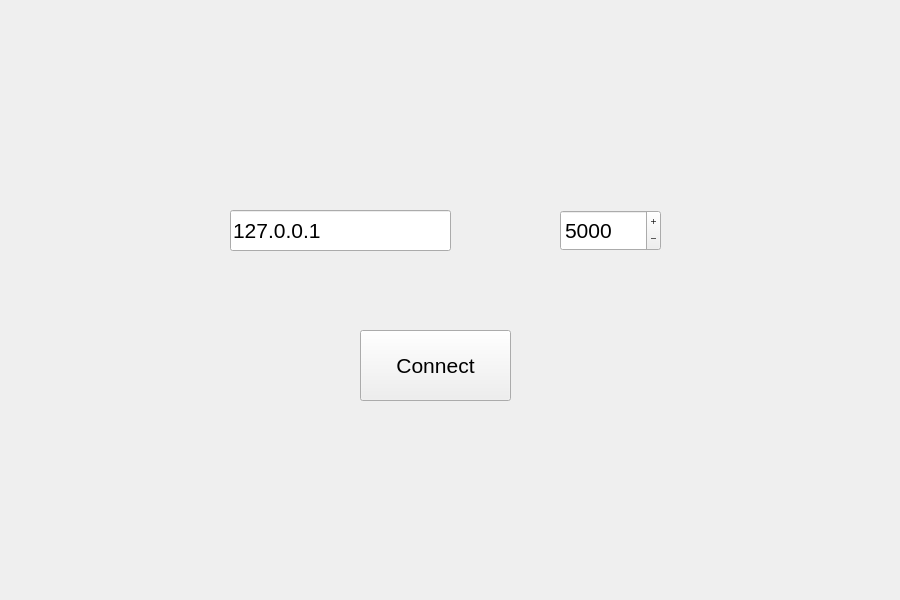
The window that src/client/ConnectWidget.ui (mikolajdlugolecki/hangman-online) describes before a commit, drawn with Qt 5.
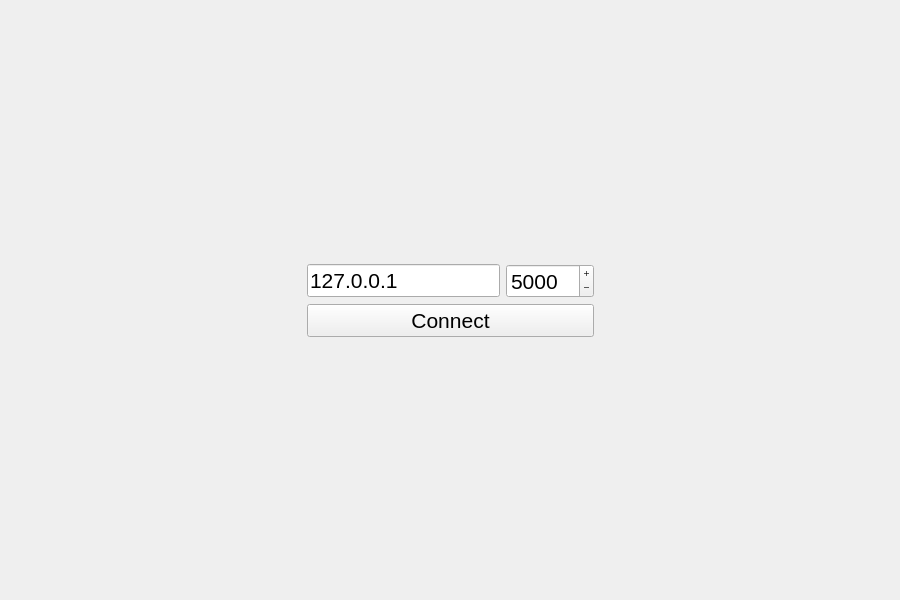
The same window after the commit.

Commit message: Make widgets adjust to window size and center it's content

Patch:
```diff
--- a/src/client/ConnectWidget.ui
+++ b/src/client/ConnectWidget.ui
@@ -13,14 +13,44 @@
   <property name="windowTitle">
    <string>Hangman</string>
   </property>
+  <layout class="QGridLayout" name="gridLayout">
+   <item row="0" column="1">
+    <spacer name="verticalSpacer">
+     <property name="orientation">
+      <enum>Qt::Vertical</enum>
+     </property>
+     <property name="sizeHint" stdset="0">
+      <size>
+       <width>20</width>
+       <height>40</height>
+      </size>
+     </property>
+    </spacer>
+   </item>
+   <item row="1" column="0">
+    <spacer name="horizontalSpacer_2">
+     <property name="orientation">
+      <enum>Qt::Horizontal</enum>
+     </property>
+     <property name="sizeHint" stdset="0">
+      <size>
+       <width>40</width>
+       <height>20</height>
+      </size>
+     </property>
+    </spacer>
+   </item>
+   <item row="1" column="1">
+    <layout class="QVBoxLayout" name="verticalLayout">
+     <item>
+      <layout class="QHBoxLayout" name="horizontalLayout">
+       <item>
   <widget class="QLineEdit" name="hostLineEdit">
-   <property name="geometry">
-    <rect>
-     <x>230</x>
-     <y>210</y>
-     <width>221</width>
-     <height>41</height>
-    </rect>
+         <property name="sizePolicy">
+          <sizepolicy hsizetype="Minimum" vsizetype="Fixed">
+           <horstretch>0</horstretch>
+           <verstretch>0</verstretch>
+          </sizepolicy>
    </property>
    <property name="font">
     <font>
@@ -31,15 +61,9 @@
     <string>127.0.0.1</string>
    </property>
   </widget>
+       </item>
+       <item>
   <widget class="QSpinBox" name="portSpinBox">
-   <property name="geometry">
-    <rect>
-     <x>560</x>
-     <y>210</y>
-     <width>101</width>
-     <height>41</height>
-    </rect>
-   </property>
    <property name="font">
     <font>
      <pointsize>16</pointsize>
@@ -58,15 +82,11 @@
     <number>5000</number>
    </property>
   </widget>
+       </item>
+      </layout>
+     </item>
+     <item>
   <widget class="QPushButton" name="connectBtn">
-   <property name="geometry">
-    <rect>
-     <x>360</x>
-     <y>330</y>
-     <width>151</width>
-     <height>71</height>
-    </rect>
-   </property>
    <property name="font">
     <font>
      <pointsize>16</pointsize>
@@ -82,6 +102,36 @@
     </size>
    </property>
   </widget>
+     </item>
+    </layout>
+   </item>
+   <item row="1" column="2">
+    <spacer name="horizontalSpacer">
+     <property name="orientation">
+      <enum>Qt::Horizontal</enum>
+     </property>
+     <property name="sizeHint" stdset="0">
+      <size>
+       <width>40</width>
+       <height>20</height>
+      </size>
+     </property>
+    </spacer>
+   </item>
+   <item row="2" column="1">
+    <spacer name="verticalSpacer_2">
+     <property name="orientation">
+      <enum>Qt::Vertical</enum>
+     </property>
+     <property name="sizeHint" stdset="0">
+      <size>
+       <width>20</width>
+       <height>40</height>
+      </size>
+     </property>
+    </spacer>
+   </item>
+  </layout>
  </widget>
  <layoutdefault spacing="6" margin="11"/>
  <tabstops>
```
Lines whose indentation alone changed are shown as unchanged. The commit also changes 4 other files.
